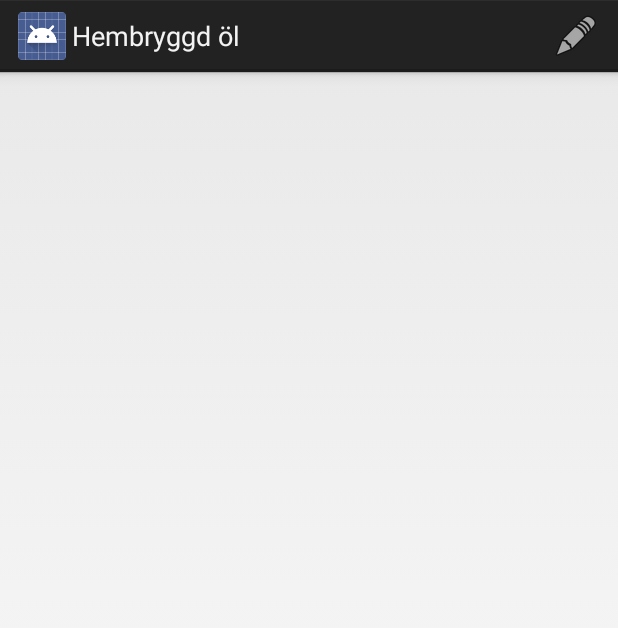
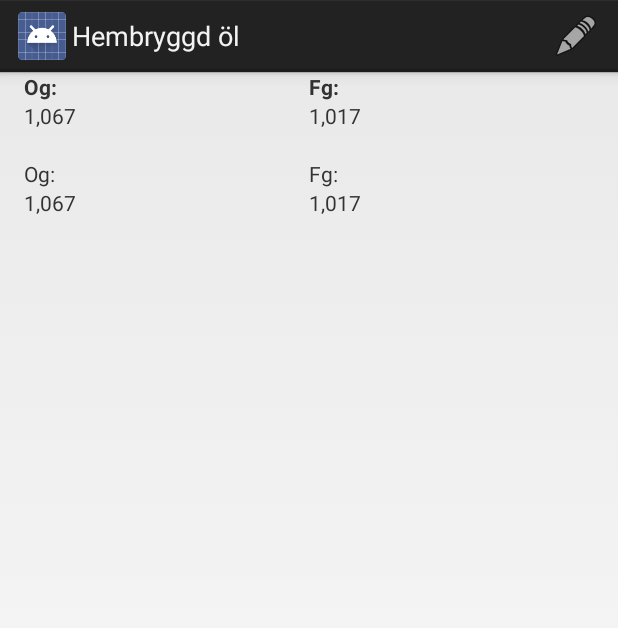
Before and after one commit to verner214/android, an Android app: the BrygdFragment screen opened directly, with no data from a screen before it, on a phone screen of 412 x 824 dp. Shown: the top 628 px of the screen. Run offline under Robolectric (Android 15) with nearby library versions, the phone set to English and light mode, and no system bars; 6 statements that could not run were skipped.

Commit message:
layout..

```diff
--- a/ndrd/olapp/src/main/res/layout/fragment_brygd.xml
+++ b/ndrd/olapp/src/main/res/layout/fragment_brygd.xml
@@ -12,6 +12,41 @@
     android:layout_height="wrap_content"
     android:scaleType="center" >
 </ImageView>
+<TableLayout xmlns:android="http://schemas.android.com/apk/res/android"
+    android:layout_width="match_parent"
+    android:stretchColumns="*"
+    android:layout_gravity="center_vertical"
+    android:layout_height="0dp"
+    android:layout_weight="1.0"
+    android:layout_marginLeft="16dp"
+    android:layout_marginRight="16dp"
+    >
+    <TableRow>
+        <TextView android:text="Og:" android:textStyle="bold"/>
+        <TextView android:text="Fg:" android:textStyle="bold"/>
+
+    </TableRow>
+    <TableRow>
+        <TextView android:id="@+id/Og" android:text="1,067"/>
+        <TextView android:id="@+id/Fg" android:text="1,017"/>
+    </TableRow>
+    <TableRow>
+        <TextView android:text=""/>
+        <TextView android:text=""/>
+    </TableRow>
+    <TableRow>
+        <TextView android:text="Og:"/>
+        <TextView android:text="Fg:"/>
+    </TableRow>
+    <TableRow>
+        <TextView android:id="@+id/Ogg" android:text="1,067"/>
+        <TextView android:id="@+id/Fgg" android:text="1,017"/>
+    </TableRow>
+    <TableRow>
+        <TextView android:text=""/>
+        <TextView android:text=""/>
+    </TableRow>
+</TableLayout>
   <TextView android:id="@+id/beername"
     android:layout_width="match_parent"
     android:layout_height="wrap_content"
```
